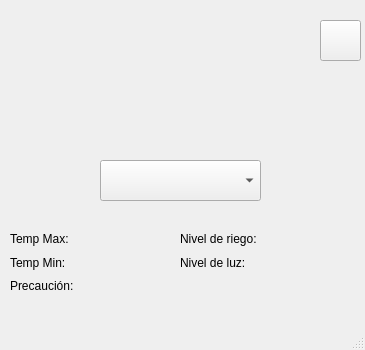
The window that Invernadero/Fuentes/PC/DB-PLANTAS-V3/mainwindow.ui (LauraMont/TPO-Invernadero) describes before a commit, drawn with Qt 5.
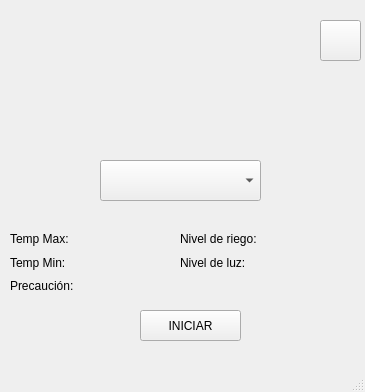
The same window after the commit. Icons and pictures are not drawn.

Commit message: Arreglé los errores en la gui, agregué el botón de inicio e hice que la tabla se orene alfabéticamente

Patch:
```diff
--- a/Invernadero/Fuentes/PC/DB-PLANTAS-V3/mainwindow.ui
+++ b/Invernadero/Fuentes/PC/DB-PLANTAS-V3/mainwindow.ui
@@ -7,7 +7,7 @@
     <x>0</x>
     <y>0</y>
     <width>365</width>
-    <height>350</height>
+    <height>392</height>
    </rect>
   </property>
   <property name="windowTitle">
@@ -178,6 +178,19 @@
      </item>
     </layout>
    </widget>
+   <widget class="QPushButton" name="iniciar">
+    <property name="geometry">
+     <rect>
+      <x>140</x>
+      <y>310</y>
+      <width>101</width>
+      <height>31</height>
+     </rect>
+    </property>
+    <property name="text">
+     <string>INICIAR</string>
+    </property>
+   </widget>
   </widget>
   <widget class="QMenuBar" name="menubar">
    <property name="geometry">
```
Left out of the diff: 2 changed lines with no effect on the pictures. The commit also changes 7 other files.
